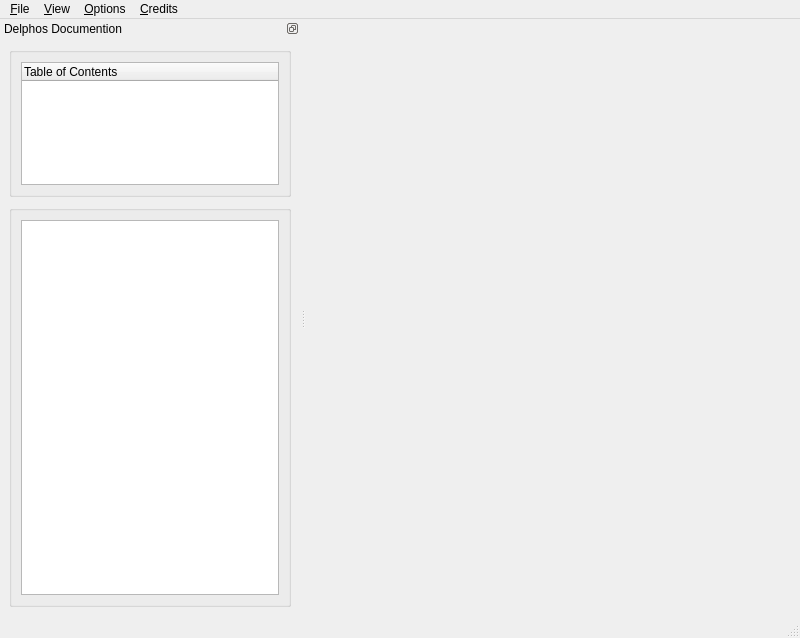
First picture: the form in src/gui/main_window.ui, repository Ecotrust/delphos, before the edit.
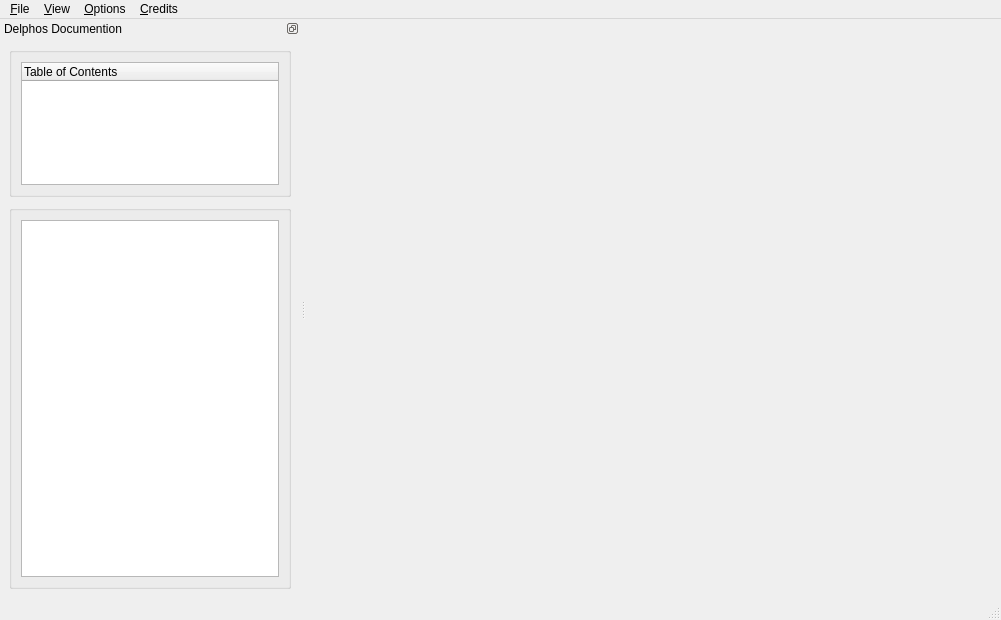
Second picture: the form after the edit. Custom widgets are drawn as their Qt base class.

```diff
--- a/src/gui/main_window.ui
+++ b/src/gui/main_window.ui
@@ -5,8 +5,8 @@
    <rect>
     <x>0</x>
     <y>0</y>
-    <width>800</width>
-    <height>638</height>
+    <width>1001</width>
+    <height>620</height>
    </rect>
   </property>
   <property name="minimumSize" >
@@ -27,7 +27,7 @@
     <rect>
      <x>0</x>
      <y>0</y>
-     <width>800</width>
+     <width>1001</width>
      <height>21</height>
     </rect>
    </property>
```
